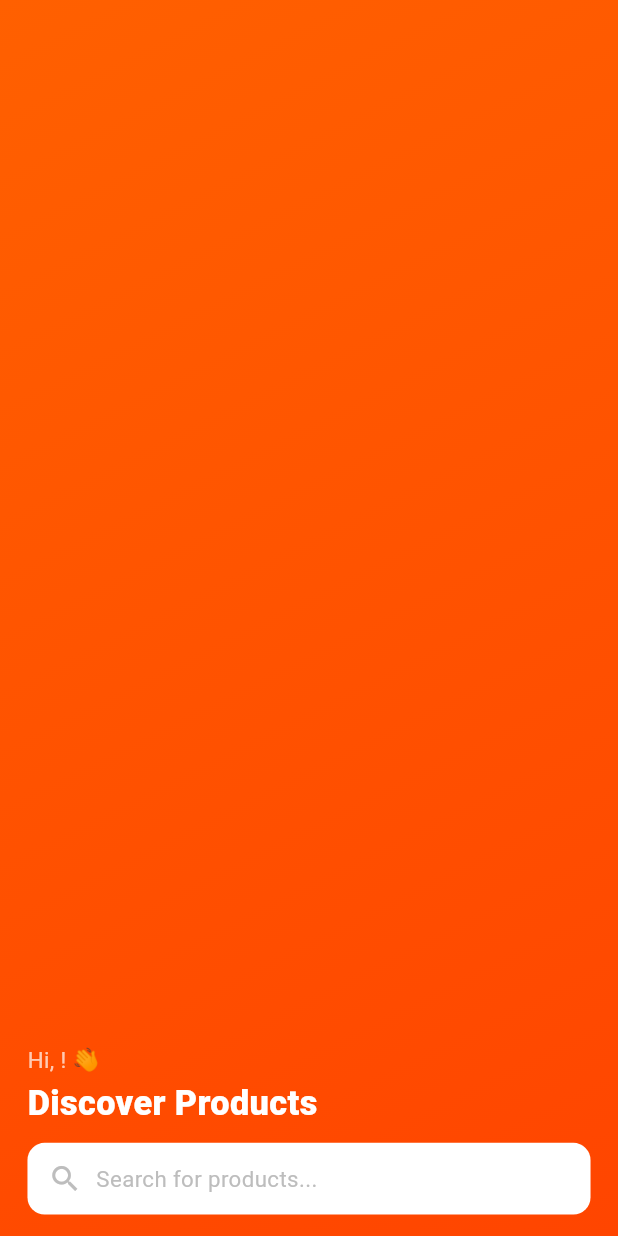
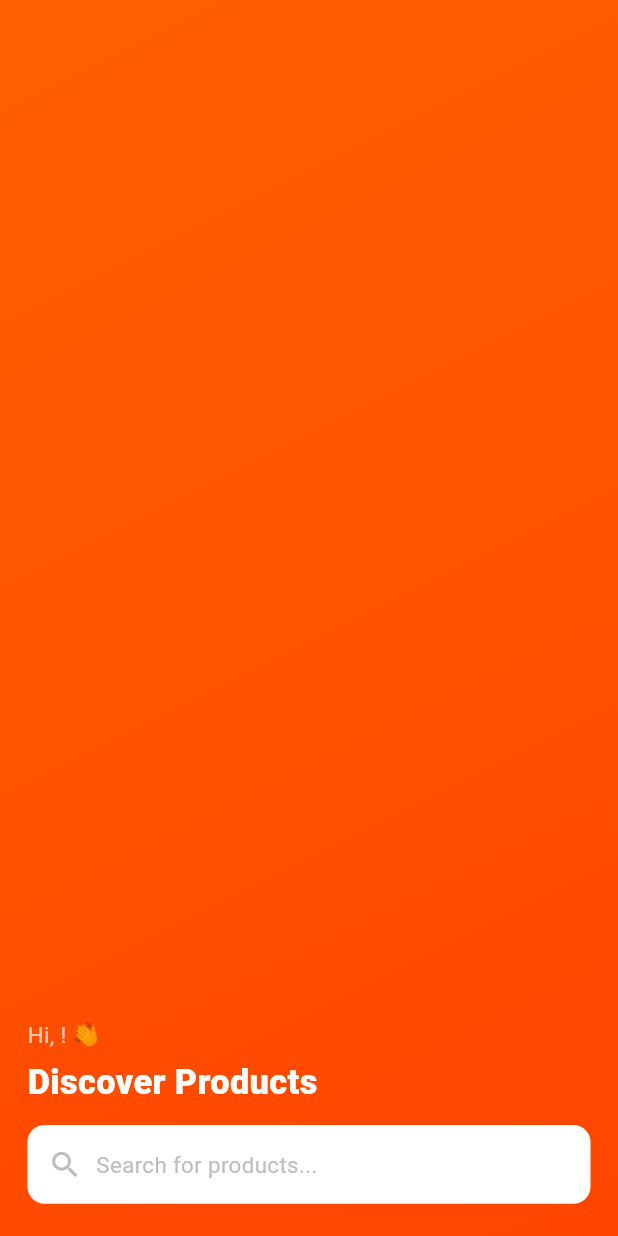
Before and after one commit to Shahjalal56/daraz_clone, a Flutter app: the _BannerWidget widget shown alone on an empty page, opened directly, on a phone screen of 412 x 824 dp. Run offline on Flutter 3.47's test engine with Material 3 defaults, Android fonts, the phone set to English and light mode, and no system bars; our stand-ins replace dio, flutter_screenutil, get_it, shared_preferences; accounts and stored records are empty; network calls fail.

Commit message:
finalm code

```diff
--- a/lib/features/products/presentation/view/product_listing_screen.dart
+++ b/lib/features/products/presentation/view/product_listing_screen.dart
@@ -3,29 +3,10 @@
 //
 // [1] SINGLE VERTICAL SCROLL OWNER
 //     NestedScrollView owns ALL vertical scrolling.
-//     - Outer scroll: collapses/expands the SliverAppBar (banner)
-//     - Inner scroll: the product list per tab
-//     There is NO second ScrollController anywhere.
-//
-// [2] STICKY TAB BAR
-//     TabBar sits in SliverAppBar's `bottom` property.
-//     `forceElevated: innerBoxIsScrolled` makes it stay visible
-//     (adds elevation/shadow) once the banner collapses.
-//
-// [3] HORIZONTAL SWIPE (TabBarView)
-//     TabBarView uses PageView internally → PageView claims
-//     HorizontalDragGestureRecognizer. Flutter's gesture arena
-//     automatically separates H-drag (→ tab switch) vs V-drag
-//     (→ NestedScrollView). No manual GestureDetector needed.
-//
-// [4] NO SCROLL RESET ON TAB SWITCH
-//     AutomaticKeepAliveClientMixin keeps each tab's CustomScrollView
-//     alive in memory. PageStorageKey stores scroll offset per tab.
-//
-// [5] PULL-TO-REFRESH
-//     RefreshIndicator wraps each CustomScrollView.
-//     edgeOffset = kTabBarHeight so the spinner appears below the
-//     pinned tab bar, not hidden behind it.
+// [2] STICKY TAB BAR via SliverAppBar bottom + forceElevated
+// [3] HORIZONTAL SWIPE via TabBarView (PageView) — gesture arena handles H/V split
+// [4] NO SCROLL RESET — AutomaticKeepAliveClientMixin + PageStorageKey
+// [5] PULL-TO-REFRESH — RefreshIndicator with edgeOffset = _kTabBarHeight
 // ═══════════════════════════════════════════════════════════════════════════
 
 import 'package:flutter/material.dart';
@@ -36,9 +17,11 @@ import '../../../auth/presentation/view_model/auth_view_model.dart';
 import '../view_model/product_view_model.dart';
 import '../widget/product_card_widget.dart';
 
-// expandedHeight = FlexibleSpaceBar area only (tab bar is added separately via `bottom`)
-// Keep this value = actual banner content height to avoid overflow
-const _kBannerHeight = 170.0;
+// expandedHeight = height of the FlexibleSpaceBar (collapsible banner area).
+// SliverAppBar will additionally show kToolbarHeight for the toolbar row
+// and _kTabBarHeight for the bottom tab bar.
+// Total visible when expanded = kToolbarHeight(56) + _kExpandedHeight(200) + _kTabBarHeight(46)
+const _kExpandedHeight = 200.0;
 const _kTabBarHeight = 46.0;
 
 const _tabs = [
@@ -104,7 +87,7 @@ class _ProductListingScreenState extends State<ProductListingScreen>
   List<Widget> _buildHeader(BuildContext context, bool innerBoxIsScrolled) {
     return [
       SliverAppBar(
-        expandedHeight: _kBannerHeight,
+        expandedHeight: _kExpandedHeight,
         floating: false,
         pinned: false,
         snap: false,
@@ -127,8 +110,8 @@ class _ProductListingScreenState extends State<ProductListingScreen>
           ),
           SizedBox(width: 4.w),
         ],
-        // FlexibleSpaceBar renders inside expandedHeight area
         flexibleSpace: const FlexibleSpaceBar(
+          collapseMode: CollapseMode.none,
           background: _BannerWidget(),
         ),
         bottom: PreferredSize(
@@ -192,8 +175,8 @@ class _ProductListingScreenState extends State<ProductListingScreen>
                             fontSize: 18.sp,
                             fontWeight: FontWeight.w700)),
                     Text(user.email,
-                        style:
-                        TextStyle(color: Colors.white70, fontSize: 13.sp)),
+                        style: TextStyle(
+                            color: Colors.white70, fontSize: 13.sp)),
                   ],
                 ],
               ),
@@ -202,8 +185,8 @@ class _ProductListingScreenState extends State<ProductListingScreen>
               leading: Icon(Icons.person_outline,
                   color: const Color(0xFFFF6000), size: 22.sp),
               title: Text('Profile',
-                  style:
-                  TextStyle(fontSize: 14.sp, fontWeight: FontWeight.w600)),
+                  style: TextStyle(
+                      fontSize: 14.sp, fontWeight: FontWeight.w600)),
               onTap: () {
                 Navigator.pop(context);
                 Navigator.pushNamed(context, RouteNames.profile);
@@ -235,16 +218,16 @@ class _ProductListingScreenState extends State<ProductListingScreen>
 }
 
 // ── Banner Widget ─────────────────────────────────────────────────────────────
-// IMPORTANT: This widget renders inside FlexibleSpaceBar which is constrained
-// to exactly `expandedHeight`. Do NOT use SafeArea or large padding here —
-// it causes RenderFlex overflow. Instead use top padding to push content
-// below the AppBar toolbar (kToolbarHeight ≈ 56).
+// KEY RULE: No SafeArea inside FlexibleSpaceBar — it causes overflow.
+// Use Align(bottomLeft) + mainAxisSize.min so content sticks to the bottom
+// of the expanded area and never overflows regardless of screen size.
 class _BannerWidget extends StatelessWidget {
   const _BannerWidget();
 
   @override
   Widget build(BuildContext context) {
     final user = context.watch<AuthViewModel>().user;
+
     return Container(
       decoration: const BoxDecoration(
         gradient: LinearGradient(
@@ -253,10 +236,14 @@ class _BannerWidget extends StatelessWidget {
           end: Alignment.bottomRight,
         ),
       ),
-      // Padding top = toolbar height so content sits below the back/menu icons
-      padding: EdgeInsets.fromLTRB(16.w, kToolbarHeight + 4.h, 16.w, 12.h),
+      child: Align(
+        alignment: Alignment.bottomLeft,
+        child: Padding(
+          // left/right/bottom padding only — no top padding needed
+          // because Align.bottomLeft positions content at the bottom
+          padding: EdgeInsets.fromLTRB(16.w, 0, 16.w, 18.h),
           child: Column(
-        mainAxisAlignment: MainAxisAlignment.end,
+            mainAxisSize: MainAxisSize.min,
             crossAxisAlignment: CrossAxisAlignment.start,
             children: [
               if (user != null)
@@ -264,18 +251,18 @@ class _BannerWidget extends StatelessWidget {
                   'Hi, ${user.firstName}! 👋',
                   style: TextStyle(color: Colors.white70, fontSize: 13.sp),
                 ),
-          SizedBox(height: 2.h),
+              SizedBox(height: 4.h),
               Text(
                 'Discover Products',
                 style: TextStyle(
                   color: Colors.white,
                   fontSize: 20.sp,
-                fontWeight: FontWeight.w800),
+                  fontWeight: FontWeight.w800,
                 ),
-          SizedBox(height: 8.h),
-          // Search bar
+              ),
+              SizedBox(height: 10.h),
               Container(
-            height: 40.h,
+                height: 44.h,
                 decoration: BoxDecoration(
                   color: Colors.white,
                   borderRadius: BorderRadius.circular(10.r),
@@ -283,17 +270,20 @@ class _BannerWidget extends StatelessWidget {
                 child: Row(
                   children: [
                     SizedBox(width: 12.w),
-                Icon(Icons.search, color: Colors.grey.shade400, size: 20.sp),
+                    Icon(Icons.search,
+                        color: Colors.grey.shade400, size: 20.sp),
                     SizedBox(width: 8.w),
                     Text(
                       'Search for products...',
-                  style:
-                  TextStyle(color: Colors.grey.shade400, fontSize: 13.sp),
+                      style: TextStyle(
+                          color: Colors.grey.shade400, fontSize: 13.sp),
                     ),
                   ],
                 ),
               ),
             ],
+          ),
+        ),
       ),
     );
   }
@@ -389,8 +379,8 @@ class _ProductTabBodyState extends State<_ProductTabBody>
           SizedBox(height: 12.h),
           Text(msg,
               textAlign: TextAlign.center,
-              style:
-              TextStyle(color: Colors.red.shade700, fontSize: 13.sp)),
+              style: TextStyle(
+                  color: Colors.red.shade700, fontSize: 13.sp)),
           SizedBox(height: 16.h),
           ElevatedButton(
             onPressed: () => context
@@ -402,8 +392,7 @@ class _ProductTabBodyState extends State<_ProductTabBody>
                   borderRadius: BorderRadius.circular(10.r)),
             ),
             child: Text('Retry',
-                style:
-                TextStyle(color: Colors.white, fontSize: 14.sp)),
+                style: TextStyle(color: Colors.white, fontSize: 14.sp)),
           ),
         ],
       ),
@@ -415,7 +404,6 @@ class _ProductTabBodyState extends State<_ProductTabBody>
   );
 }
 
-// Shimmer placeholder card
 class _ShimmerCard extends StatefulWidget {
   @override
   State<_ShimmerCard> createState() => _ShimmerCardState();
```
Lines whose indentation alone changed are shown as unchanged.
